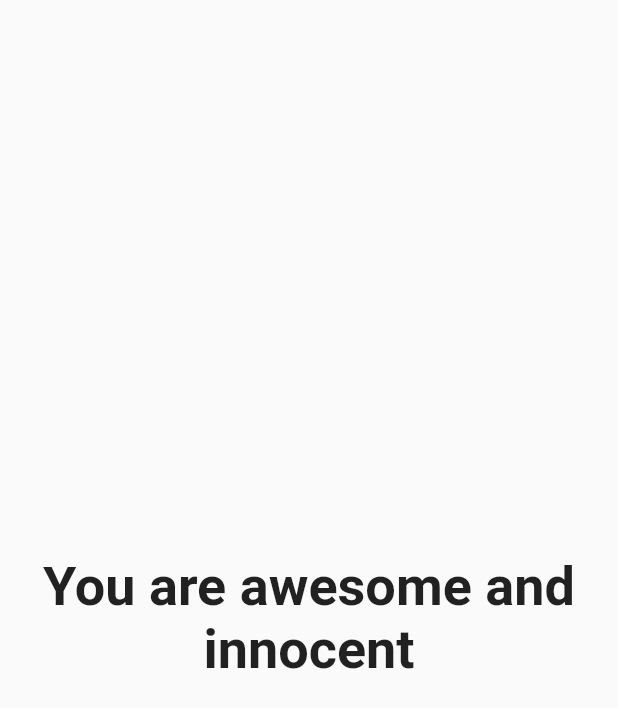
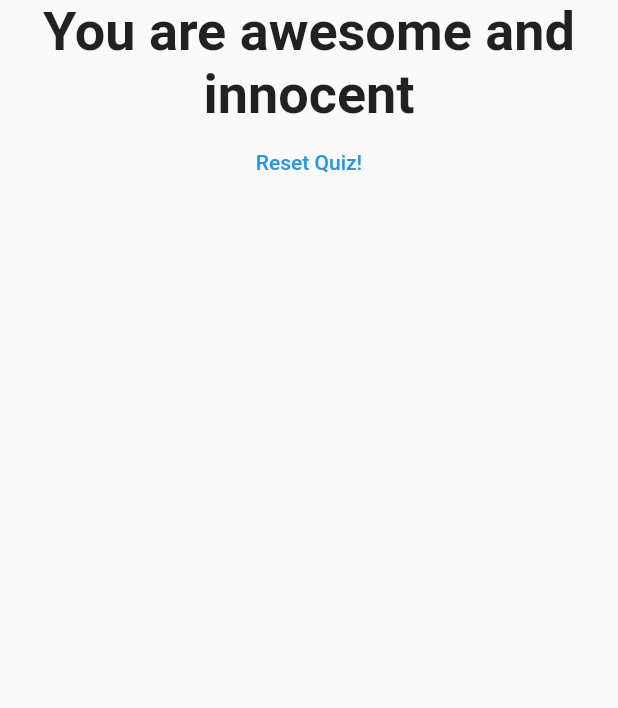
Before and after one commit to 12ajayvishwa/quezapp, a Flutter app: the Result widget shown alone on an empty page, opened directly with empty values, on a phone screen of 412 x 824 dp. Shown: the top 708 px of the screen. Run offline on Flutter 3.47's test engine with Material 2 defaults, Android fonts, the phone set to English and light mode, and no system bars.

Commit message:
addin reset functionality

```diff
--- a/lib/result.dart
+++ b/lib/result.dart
@@ -2,8 +2,9 @@
 
 class Result extends StatelessWidget {
   final int resultScore;
+  final void Function()? resetHandler;
 
-  Result(this.resultScore);
+  Result(this.resultScore, this.resetHandler);
 
   String get resultPhase {
     String resultText;
@@ -22,7 +23,9 @@
   @override
   Widget build(BuildContext context) {
     return Center(
-      child: Text(
+      child: Column(
+        children: [
+          Text(
             resultPhase,
             style: TextStyle(
               fontSize: 36,
@@ -30,6 +33,12 @@
             ),
             textAlign: TextAlign.center,
           ),
+          FlatButton(
+              textColor: Colors.blue,
+              onPressed: resetHandler,
+              child: Text("Reset Quiz!"))
+        ],
+      ),
     );
   }
 }
```
Also changed, not shown: lib/main.dart (+8 -1 lines). Lines whose indentation alone changed are shown as unchanged.
